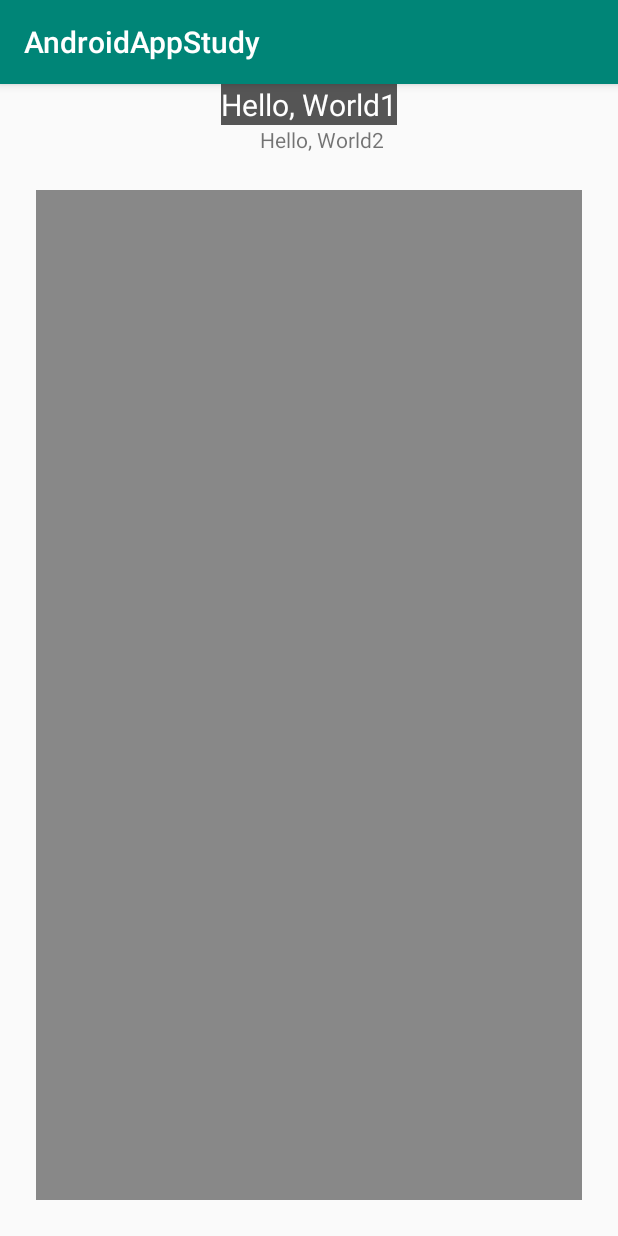
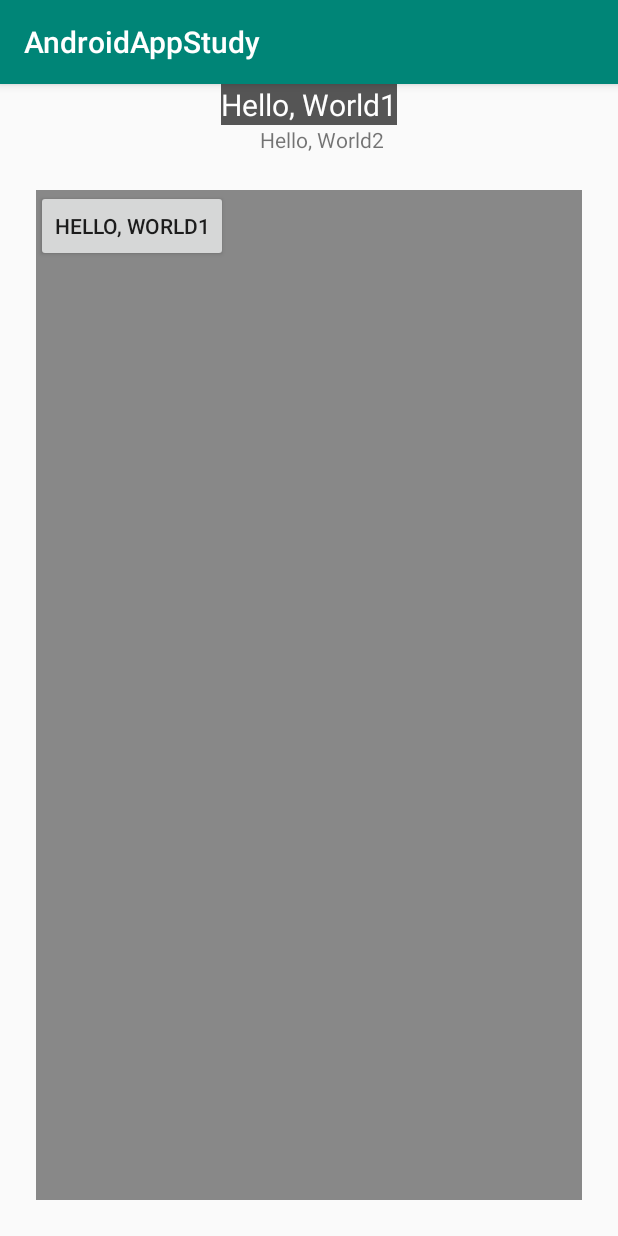
Before and after one commit to JinHwanJung/android-study-java, an Android app: the screen it shows after launch (MainActivity), on a phone screen of 412 x 824 dp. Run offline under Robolectric (Android 15) with nearby library versions, the phone set to English and light mode, and no system bars.

Commit message:
Button View 생성

```diff
--- a/app/src/main/res/layout/activity_main.xml
+++ b/app/src/main/res/layout/activity_main.xml
@@ -32,6 +32,12 @@
         android:layout_margin="24dp"
         >
 
+        <Button
+            android:layout_width="wrap_content"
+            android:layout_height="wrap_content"
+            android:text="@string/hello_world1"
+            />
+
     </LinearLayout>
 
 </LinearLayout>
```
